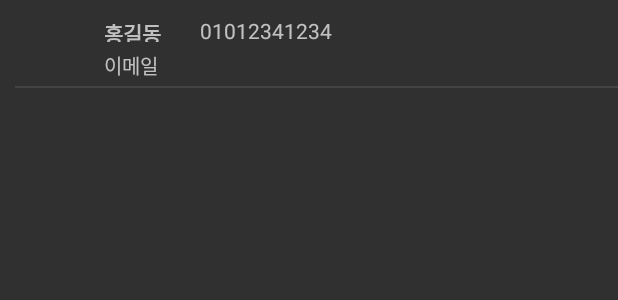
After one commit to MinAstell/TeamProject_WorkTalk, an Android app: the layout item_userlist.xml on its own in the app's theme, with its tools: preview values and no code run, on a phone screen of 412 x 824 dp. The commit adds this screen. Shown: the top 300 px of the screen. Run offline under Robolectric (Android 15) with nearby library versions, the phone set to English and light mode, and no system bars.

Commit message:
BKM 7 update

```diff
--- a/app/src/main/AndroidManifest.xml
+++ b/app/src/main/AndroidManifest.xml
@@ -30,6 +30,7 @@
         <activity android:name=".FragSettings" />
         <activity android:name=".FragTalk" />
         <activity android:name=".FragProject" />
+        <activity android:name=".InsertOnly"/>
 
         <service
             android:name=".FirebaseMessagingService"
--- /dev/null
+++ b/app/src/main/res/layout/item_userlist.xml
@@ -0,0 +1,103 @@
+<?xml version="1.0" encoding="utf-8"?>
+<LinearLayout xmlns:android="http://schemas.android.com/apk/res/android"
+    xmlns:app="http://schemas.android.com/apk/res-auto"
+    xmlns:tools="http://schemas.android.com/tools"
+    android:layout_width="match_parent"
+    android:layout_height="wrap_content"
+    android:orientation="horizontal">
+
+    <LinearLayout
+
+        android:layout_width="match_parent"
+        android:layout_height="65dp"
+        android:orientation="vertical"
+        android:paddingVertical="6dp"
+        android:paddingLeft="10dp">
+
+        <LinearLayout
+            android:layout_width="match_parent"
+            android:layout_height="0dp"
+            android:layout_weight="9"
+            android:orientation="horizontal">
+
+            <LinearLayout
+                android:layout_width="0dp"
+                android:layout_height="50dp"
+                android:layout_weight="1.3"
+                android:orientation="horizontal">
+
+                <ImageView
+                    android:id="@+id/iv_userProfile"
+                    android:layout_width="match_parent"
+                    android:layout_height="match_parent" />
+            </LinearLayout>
+
+            <LinearLayout
+                android:layout_width="0dp"
+                android:layout_height="match_parent"
+                android:layout_weight="8"
+                android:orientation="vertical"
+                android:paddingTop="3dp">
+
+                <LinearLayout
+                    android:layout_width="match_parent"
+                    android:layout_height="0dp"
+                    android:layout_weight="1"
+                    android:orientation="horizontal">
+
+                    <TextView
+                        android:id="@+id/tv_userName"
+                        android:layout_width="wrap_content"
+                        android:layout_height="wrap_content"
+                        android:layout_marginLeft="9dp"
+                        android:layout_marginTop="2dp"
+                        android:layout_marginBottom="5dp"
+                        android:text="홍길동"
+                        android:textStyle="bold" />
+
+                    <TextView
+                        android:id="@+id/tv_userHp"
+                        android:layout_width="wrap_content"
+                        android:layout_height="wrap_content"
+                        android:layout_weight="1"
+                        android:paddingLeft="26dp"
+                        android:text="01012341234" />
+                </LinearLayout>
+
+                <LinearLayout
+                    android:layout_width="match_parent"
+                    android:layout_height="0dp"
+                    android:layout_weight="1"
+                    android:orientation="horizontal">
+
+                    <TextView
+                        android:id="@+id/tv_userEmail"
+                        android:layout_width="wrap_content"
+                        android:layout_height="wrap_content"
+                        android:layout_marginLeft="9dp"
+                        android:maxLength="25"
+                        android:text="이메일"
+                        android:textSize="13sp" />
+                </LinearLayout>
+
+            </LinearLayout>
+
+            <ImageView
+                android:id="@+id/iv_chat"
+                android:layout_width="0dp"
+                android:layout_height="30dp"
+                android:layout_gravity="center_vertical"
+                android:layout_marginRight="10dp"
+                android:layout_weight="0.8"/>
+        </LinearLayout>
+
+        <LinearLayout
+            android:layout_width="match_parent"
+            android:layout_height="0dp"
+            android:layout_weight="0.3"
+            android:background="#20CFCCCC"
+            android:orientation="horizontal"></LinearLayout>
+
+    </LinearLayout>
+
+</LinearLayout>
```
Also changed, not shown: app/src/main/java/com/bkm/worktalk/FragUsers.java (+51 -0 lines), app/src/main/java/com/bkm/worktalk/InsertOnly.java (added, +69 -0 lines), app/src/main/java/com/bkm/worktalk/UserListsDTO.java (added, +17 -0 lines), app/src/main/java/com/bkm/worktalk/UsersList_Adapter.java (+95 -188 lines), app/src/main/res/layout/activity_frag_users.xml (+15 -13 lines), app/src/main/res/layout/activity_insert_test.xml (added, +17 -0 lines), app/src/main/res/drawable/profile_simple.jpeg (added).
